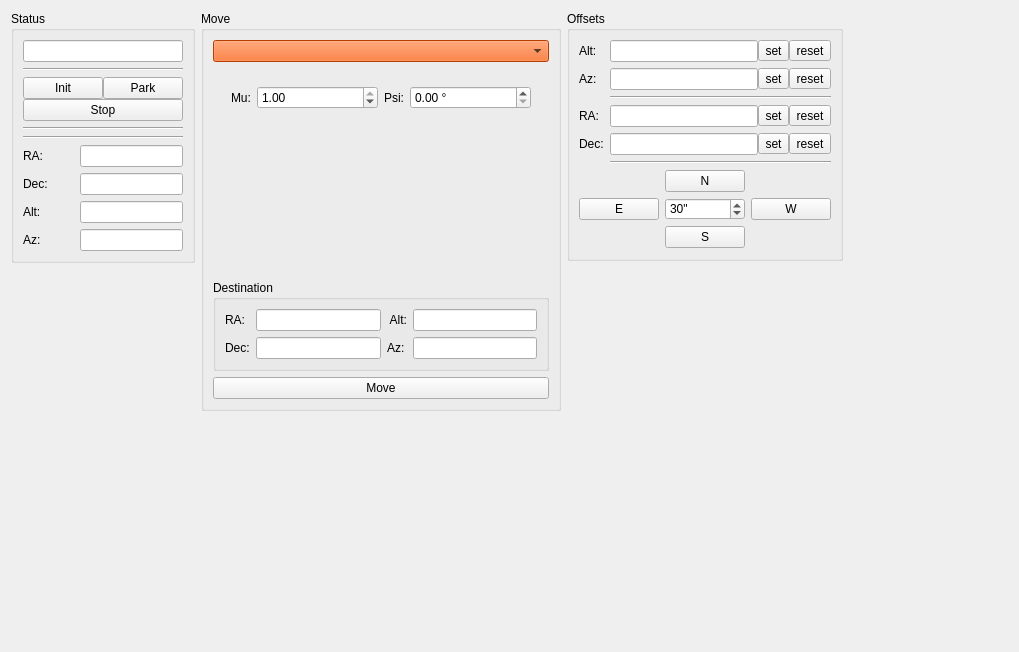
Above: pyobs_gui/qt/widgettelescope.ui from pyobs/pyobs-gui before the change. Below: the same form after it.
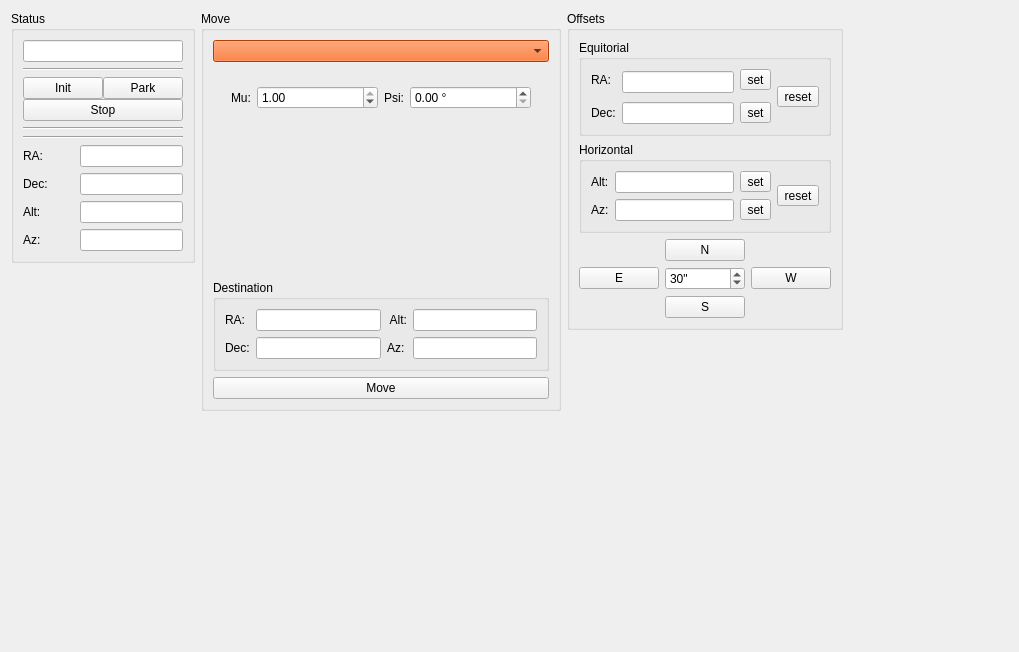
That is the form after the change. Icons and pictures are not drawn.

Commit message: unified resetting offsets

The edit to the form file:
```diff
--- a/pyobs_gui/qt/widgettelescope.ui
+++ b/pyobs_gui/qt/widgettelescope.ui
@@ -1187,230 +1187,198 @@
        <property name="title">
         <string>Offsets</string>
        </property>
-       <layout class="QFormLayout" name="formLayout">
-        <item row="0" column="0">
-         <widget class="QLabel" name="label_5">
-          <property name="text">
-           <string>Alt:</string>
+       <layout class="QVBoxLayout" name="verticalLayout_5">
+        <item>
+         <widget class="QGroupBox" name="groupEquatorialOffsets">
+          <property name="title">
+           <string>Equitorial</string>
           </property>
+          <layout class="QGridLayout" name="gridLayout_12">
+           <item row="3" column="0">
+            <widget class="QLabel" name="label_8">
+             <property name="text">
+              <string>Dec:</string>
+             </property>
+            </widget>
+           </item>
+           <item row="1" column="1" rowspan="2">
+            <widget class="QLineEdit" name="textOffsetRA">
+             <property name="sizePolicy">
+              <sizepolicy hsizetype="Expanding" vsizetype="Fixed">
+               <horstretch>0</horstretch>
+               <verstretch>0</verstretch>
+              </sizepolicy>
+             </property>
+             <property name="alignment">
+              <set>Qt::AlignCenter</set>
+             </property>
+             <property name="readOnly">
+              <bool>true</bool>
+             </property>
+            </widget>
+           </item>
+           <item row="1" column="0">
+            <widget class="QLabel" name="label_7">
+             <property name="text">
+              <string>RA:</string>
+             </property>
+            </widget>
+           </item>
+           <item row="1" column="2">
+            <widget class="QToolButton" name="buttonSetRaOffset">
+             <property name="text">
+              <string>set</string>
+             </property>
+             <property name="icon">
+              <iconset resource="resources.qrc">
+               <normaloff>:/resources/edit-solid.svg</normaloff>:/resources/edit-solid.svg</iconset>
+             </property>
+            </widget>
+           </item>
+           <item row="3" column="1">
+            <widget class="QLineEdit" name="textOffsetDec">
+             <property name="sizePolicy">
+              <sizepolicy hsizetype="Expanding" vsizetype="Fixed">
+               <horstretch>0</horstretch>
+               <verstretch>0</verstretch>
+              </sizepolicy>
+             </property>
+             <property name="alignment">
+              <set>Qt::AlignCenter</set>
+             </property>
+             <property name="readOnly">
+              <bool>true</bool>
+             </property>
+            </widget>
+           </item>
+           <item row="3" column="2">
+            <widget class="QToolButton" name="buttonSetDecOffset">
+             <property name="text">
+              <string>set</string>
+             </property>
+             <property name="icon">
+              <iconset resource="resources.qrc">
+               <normaloff>:/resources/edit-solid.svg</normaloff>:/resources/edit-solid.svg</iconset>
+             </property>
+            </widget>
+           </item>
+           <item row="1" column="3" rowspan="3">
+            <widget class="QToolButton" name="buttonResetEquatorialOffsets">
+             <property name="text">
+              <string>reset</string>
+             </property>
+             <property name="icon">
+              <iconset resource="resources.qrc">
+               <normaloff>:/resources/undo-solid.svg</normaloff>:/resources/undo-solid.svg</iconset>
+             </property>
+            </widget>
+           </item>
+          </layout>
          </widget>
         </item>
-        <item row="0" column="1">
+        <item>
+         <widget class="QGroupBox" name="groupHorizontalOffsets">
+          <property name="title">
+           <string>Horizontal</string>
+          </property>
+          <layout class="QGridLayout" name="gridLayout_11">
+           <item row="0" column="3">
+            <widget class="QToolButton" name="buttonSetAltOffset">
+             <property name="text">
+              <string>set</string>
+             </property>
+             <property name="icon">
+              <iconset resource="resources.qrc">
+               <normaloff>:/resources/edit-solid.svg</normaloff>:/resources/edit-solid.svg</iconset>
+             </property>
+            </widget>
+           </item>
+           <item row="0" column="1">
+            <widget class="QLineEdit" name="textOffsetAlt">
+             <property name="sizePolicy">
+              <sizepolicy hsizetype="Expanding" vsizetype="Fixed">
+               <horstretch>0</horstretch>
+               <verstretch>0</verstretch>
+              </sizepolicy>
+             </property>
+             <property name="alignment">
+              <set>Qt::AlignCenter</set>
+             </property>
+             <property name="readOnly">
+              <bool>true</bool>
+             </property>
+            </widget>
+           </item>
+           <item row="0" column="0">
+            <widget class="QLabel" name="label_5">
+             <property name="text">
+              <string>Alt:</string>
+             </property>
+            </widget>
+           </item>
+           <item row="1" column="1">
+            <widget class="QLineEdit" name="textOffsetAz">
+             <property name="sizePolicy">
+              <sizepolicy hsizetype="Expanding" vsizetype="Fixed">
+               <horstretch>0</horstretch>
+               <verstretch>0</verstretch>
+              </sizepolicy>
+             </property>
+             <property name="alignment">
+              <set>Qt::AlignCenter</set>
+             </property>
+             <property name="readOnly">
+              <bool>true</bool>
+             </property>
+            </widget>
+           </item>
+           <item row="1" column="0">
+            <widget class="QLabel" name="label_6">
+             <property name="text">
+              <string>Az:</string>
+             </property>
+            </widget>
+           </item>
+           <item row="1" column="3">
+            <widget class="QToolButton" name="buttonSetAzOffset">
+             <property name="text">
+              <string>set</string>
+             </property>
+             <property name="icon">
+              <iconset resource="resources.qrc">
+               <normaloff>:/resources/edit-solid.svg</normaloff>:/resources/edit-solid.svg</iconset>
+             </property>
+            </widget>
+           </item>
+           <item row="0" column="4" rowspan="2">
+            <widget class="QToolButton" name="buttonResetHorizontalOffsets">
+             <property name="text">
+              <string>reset</string>
+             </property>
+             <property name="icon">
+              <iconset resource="resources.qrc">
+               <normaloff>:/resources/undo-solid.svg</normaloff>:/resources/undo-solid.svg</iconset>
+             </property>
+            </widget>
+           </item>
+          </layout>
+         </widget>
+        </item>
+        <item>
          <layout class="QHBoxLayout" name="horizontalLayout_3">
           <property name="spacing">
            <number>0</number>
           </property>
-          <item>
-           <widget class="QLineEdit" name="textOffsetAlt">
-            <property name="sizePolicy">
-             <sizepolicy hsizetype="Expanding" vsizetype="Fixed">
-              <horstretch>0</horstretch>
-              <verstretch>0</verstretch>
-             </sizepolicy>
-            </property>
-            <property name="alignment">
-             <set>Qt::AlignCenter</set>
-            </property>
-            <property name="readOnly">
-             <bool>true</bool>
-            </property>
-           </widget>
-          </item>
-          <item>
-           <widget class="QToolButton" name="buttonSetAltOffset">
-            <property name="text">
-             <string>set</string>
-            </property>
-            <property name="icon">
-             <iconset resource="resources.qrc">
-              <normaloff>:/resources/edit-solid.svg</normaloff>:/resources/edit-solid.svg</iconset>
-            </property>
-           </widget>
-          </item>
-          <item>
-           <widget class="QToolButton" name="buttonResetAltOffset">
-            <property name="text">
-             <string>reset</string>
-            </property>
-            <property name="icon">
-             <iconset resource="resources.qrc">
-              <normaloff>:/resources/undo-solid.svg</normaloff>:/resources/undo-solid.svg</iconset>
-            </property>
-           </widget>
-          </item>
          </layout>
         </item>
-        <item row="1" column="0">
-         <widget class="QLabel" name="label_6">
-          <property name="text">
-           <string>Az:</string>
-          </property>
-         </widget>
-        </item>
-        <item row="1" column="1">
-         <layout class="QHBoxLayout" name="horizontalLayout_4">
-          <property name="spacing">
-           <number>0</number>
-          </property>
-          <item>
-           <widget class="QLineEdit" name="textOffsetAz">
-            <property name="sizePolicy">
-             <sizepolicy hsizetype="Expanding" vsizetype="Fixed">
-              <horstretch>0</horstretch>
-              <verstretch>0</verstretch>
-             </sizepolicy>
-            </property>
-            <property name="alignment">
-             <set>Qt::AlignCenter</set>
-            </property>
-            <property name="readOnly">
-             <bool>true</bool>
-            </property>
-           </widget>
-          </item>
-          <item>
-           <widget class="QToolButton" name="buttonSetAzOffset">
-            <property name="text">
-             <string>set</string>
-            </property>
-            <property name="icon">
-             <iconset resource="resources.qrc">
-              <normaloff>:/resources/edit-solid.svg</normaloff>:/resources/edit-solid.svg</iconset>
-            </property>
-           </widget>
-          </item>
-          <item>
-           <widget class="QToolButton" name="buttonResetAzOffset">
-            <property name="text">
-             <string>reset</string>
-            </property>
-            <property name="icon">
-             <iconset resource="resources.qrc">
-              <normaloff>:/resources/undo-solid.svg</normaloff>:/resources/undo-solid.svg</iconset>
-            </property>
-           </widget>
-          </item>
-         </layout>
-        </item>
-        <item row="2" column="1">
-         <widget class="Line" name="line">
-          <property name="orientation">
-           <enum>Qt::Horizontal</enum>
-          </property>
-         </widget>
-        </item>
-        <item row="3" column="0">
-         <widget class="QLabel" name="label_7">
-          <property name="text">
-           <string>RA:</string>
-          </property>
-         </widget>
-        </item>
-        <item row="3" column="1">
+        <item>
          <layout class="QHBoxLayout" name="horizontalLayout_5">
           <property name="spacing">
            <number>0</number>
           </property>
-          <item>
-           <widget class="QLineEdit" name="textOffsetRA">
-            <property name="sizePolicy">
-             <sizepolicy hsizetype="Expanding" vsizetype="Fixed">
-              <horstretch>0</horstretch>
-              <verstretch>0</verstretch>
-             </sizepolicy>
-            </property>
-            <property name="alignment">
-             <set>Qt::AlignCenter</set>
-            </property>
-            <property name="readOnly">
-             <bool>true</bool>
-            </property>
-           </widget>
-          </item>
-          <item>
-           <widget class="QToolButton" name="buttonSetRaOffset">
-            <property name="text">
-             <string>set</string>
-            </property>
-            <property name="icon">
-             <iconset resource="resources.qrc">
-              <normaloff>:/resources/edit-solid.svg</normaloff>:/resources/edit-solid.svg</iconset>
-            </property>
-           </widget>
-          </item>
-          <item>
-           <widget class="QToolButton" name="buttonResetRaOffset">
-            <property name="text">
-             <string>reset</string>
-            </property>
-            <property name="icon">
-             <iconset resource="resources.qrc">
-              <normaloff>:/resources/undo-solid.svg</normaloff>:/resources/undo-solid.svg</iconset>
-            </property>
-           </widget>
-          </item>
          </layout>
         </item>
-        <item row="4" column="0">
-         <widget class="QLabel" name="label_8">
-          <property name="text">
-           <string>Dec:</string>
-          </property>
-         </widget>
-        </item>
-        <item row="4" column="1">
-         <layout class="QHBoxLayout" name="horizontalLayout_6">
-          <property name="spacing">
-           <number>0</number>
-          </property>
-          <item>
-           <widget class="QLineEdit" name="textOffsetDec">
-            <property name="sizePolicy">
-             <sizepolicy hsizetype="Expanding" vsizetype="Fixed">
-              <horstretch>0</horstretch>
-              <verstretch>0</verstretch>
-             </sizepolicy>
-            </property>
-            <property name="alignment">
-             <set>Qt::AlignCenter</set>
-            </property>
-            <property name="readOnly">
-             <bool>true</bool>
-            </property>
-           </widget>
-          </item>
-          <item>
-           <widget class="QToolButton" name="buttonSetDecOffset">
-            <property name="text">
-             <string>set</string>
-            </property>
-            <property name="icon">
-             <iconset resource="resources.qrc">
-              <normaloff>:/resources/edit-solid.svg</normaloff>:/resources/edit-solid.svg</iconset>
-            </property>
-           </widget>
-          </item>
-          <item>
-           <widget class="QToolButton" name="buttonResetDecOffset">
-            <property name="text">
-             <string>reset</string>
-            </property>
-            <property name="icon">
-             <iconset resource="resources.qrc">
-              <normaloff>:/resources/undo-solid.svg</normaloff>:/resources/undo-solid.svg</iconset>
-            </property>
-           </widget>
-          </item>
-         </layout>
-        </item>
-        <item row="5" column="1">
-         <widget class="Line" name="line_2">
-          <property name="orientation">
-           <enum>Qt::Horizontal</enum>
-          </property>
-         </widget>
-        </item>
-        <item row="6" column="0" colspan="2">
+        <item>
          <layout class="QGridLayout" name="gridLayout_7">
           <item row="1" column="0">
            <widget class="QPushButton" name="buttonOffsetEast">
```
Left out of the diff: 14 changed lines with no effect on the pictures. The commit also changes 2 other files.
